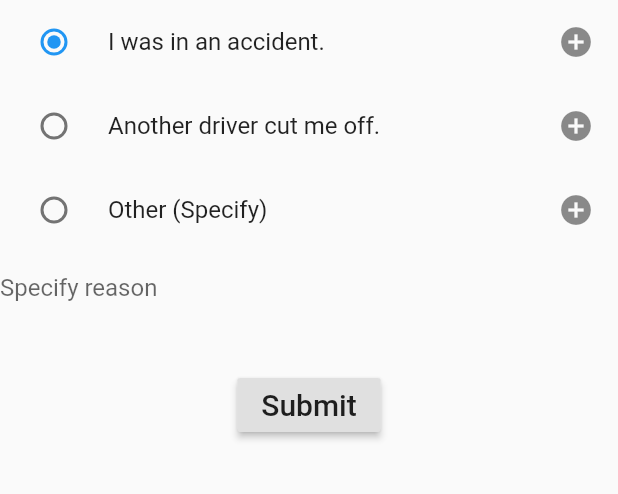
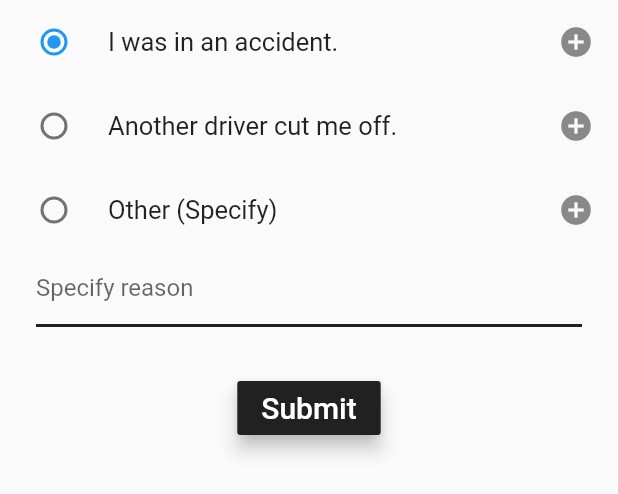
Before and after one commit to nwoproject/Courier-Driver-Tracker, a Flutter app: the Feedback widget shown alone on an empty page, opened directly, on a phone screen of 412 x 824 dp. Shown: the top 494 px of the screen. Run offline on Flutter 3.47's test engine with Material 2 defaults, Android fonts, the phone set to English and light mode, and no system bars; our stand-ins replace flutter_dotenv, flutter_local_notifications, flutter_secure_storage, fluttertoast, font_awesome_flutter, geolocator and 5 more; missing offline and left inert: flutter_polyline_points; accounts and stored records are empty; generated files the repository leaves out were written again; Roboto replaces fonts that are missing (OpenSans-Regular).

Commit message:
Screen update
Sudden stop abnormality UI update

```diff
--- a/courier_driver_tracker/lib/screens/suddenStop.dart
+++ b/courier_driver_tracker/lib/screens/suddenStop.dart
@@ -2,12 +2,9 @@
 import 'package:fluttertoast/fluttertoast.dart';
 import 'package:http/http.dart' as http;
 import 'package:flutter_dotenv/flutter_dotenv.dart';
-import 'dart:async';
 import 'package:flutter_secure_storage/flutter_secure_storage.dart';
 import 'package:geolocator/geolocator.dart';
 import 'package:courier_driver_tracker/services/location/geolocator_service.dart';
-import 'package:courier_driver_tracker/screens/home.dart';
-
 
 class UserFeedbackSudden extends StatelessWidget {
   static const String _title = 'Abnormality Feedback';
@@ -17,7 +14,10 @@
     return MaterialApp(
       title: _title,
       home: Scaffold(
-        appBar: AppBar(title: const Text(_title)),
+        appBar: AppBar(
+          title: const Text(_title),
+          backgroundColor: Colors.grey[900],
+        ),
         body: Center(
           child: Feedback(),
         ),
@@ -45,7 +45,6 @@
   GeolocatorService geolocatorService = new GeolocatorService();
   Position position;
 
-
   void initState() {
     super.initState();
     _controller = TextEditingController();
@@ -62,7 +61,6 @@
 //    Navigator.of(context).pop();
 //  }
 
-
   void checkForEmptyText() {
     other = textController.text;
 
@@ -73,10 +71,8 @@
           gravity: ToastGravity.CENTER,
           timeInSecForIos: 1,
           backgroundColor: Colors.red,
-          textColor: Colors.white
-      );
-    }
-    else{
+          textColor: Colors.white);
+    } else {
       textController.clear();
       report();
     }
@@ -92,12 +88,10 @@
         gravity: ToastGravity.CENTER,
         timeInSecForIos: 1,
         backgroundColor: Colors.blue,
-        textColor: Colors.white
-    );
+        textColor: Colors.white);
   }
 
-
-  void report() async{
+  void report() async {
     position = await geolocatorService.getPosition();
     var token = await storage.read(key: 'token');
     var driverID = await storage.read(key: 'id');
@@ -108,24 +102,22 @@
 
     String resp = "";
 
-    if (_character == Abnormality.accident)
-    {
+    if (_character == Abnormality.accident) {
       resp = "I was in an accident.";
     }
-    if (_character == Abnormality.cutoff)
-    {
+    if (_character == Abnormality.cutoff) {
       resp = "Another driver cut me off.";
     }
-    if (_character == Abnormality.other)
-    {
+    if (_character == Abnormality.other) {
       resp = other;
     }
 
-    String bearerToken = String.fromEnvironment('BEARER_TOKEN', defaultValue: DotEnv().env['BEARER_TOKEN']);
+    String bearerToken = String.fromEnvironment('BEARER_TOKEN',
+        defaultValue: DotEnv().env['BEARER_TOKEN']);
 
-    print (lat);
-    print (long);
-    print (time);
+    print(lat);
+    print(long);
+    print(time);
     Map data = {
       "code": "101",
       "token": token,
@@ -137,7 +129,7 @@
 
     Map<String, String> requestHeaders = {
       'Accept': 'application/json',
-      'Authorization':'Bearer $bearerToken'
+      'Authorization': 'Bearer $bearerToken'
     };
 
     var response = await http.post(
@@ -145,10 +137,9 @@
         headers: requestHeaders,
         body: data);
 
-    String respCode ="";
+    String respCode = "";
 
-    switch(response.statusCode)
-    {
+    switch (response.statusCode) {
       case 201:
         respCode = "Abnormality was successfully logged";
         responseCheck(respCode);
@@ -168,13 +159,17 @@
     }
   }
 
-
   Widget build(BuildContext context) {
     return Column(
       children: <Widget>[
         RadioListTile(
-          title: const Text('I was in an accident.'),
-
+          title: const Text(
+            'I was in an accident.',
+            style: TextStyle(
+              fontSize: 17,
+              fontFamily: 'OpenSans-Regular',
+            ),
+          ),
           value: Abnormality.accident,
           groupValue: _character,
           onChanged: (Abnormality value) {
@@ -186,8 +181,13 @@
           secondary: new Icon(Icons.add_circle),
         ),
         RadioListTile(
-          title: const Text('Another driver cut me off.'),
-
+          title: const Text(
+            'Another driver cut me off.',
+            style: TextStyle(
+              fontSize: 17,
+              fontFamily: 'OpenSans-Regular',
+            ),
+          ),
           value: Abnormality.cutoff,
           groupValue: _character,
           onChanged: (Abnormality value) {
@@ -199,7 +199,13 @@
           secondary: new Icon(Icons.add_circle),
         ),
         RadioListTile(
-          title: const Text('Other (Specify)'),
+          title: const Text(
+            'Other (Specify)',
+            style: TextStyle(
+              fontSize: 17,
+              fontFamily: 'OpenSans-Regular',
+            ),
+          ),
           value: Abnormality.other,
           groupValue: _character,
           onChanged: (Abnormality value) {
@@ -210,21 +216,28 @@
           },
           secondary: new Icon(Icons.add_circle),
         ),
-
-        TextField(
-          controller: textController,
-          decoration: InputDecoration(
-              border: InputBorder.none,
-              hintText: 'Specify reason'
+        Padding(
+          padding: const EdgeInsets.only(left: 24.0, right: 24.0),
+          child: Container(
+            decoration: new BoxDecoration(
+                border: Border(
+                    bottom: BorderSide(color: Colors.grey[900], width: 2))),
+            child: TextField(
+              controller: textController,
+              decoration: InputDecoration(
+                  border: InputBorder.none, hintText: 'Specify reason'),
+            ),
           ),
         ),
-
         const SizedBox(height: 30),
         RaisedButton(
-          onPressed: (){
+          elevation: 5.0,
+          color: Colors.grey[900],
+          onPressed: () {
             checkForEmptyText();
           },
-          child: const Text('Submit', style: TextStyle(fontSize: 20)),
+          child: const Text('Submit',
+              style: TextStyle(fontSize: 20, color: Colors.white)),
         ),
       ],
     );
```
